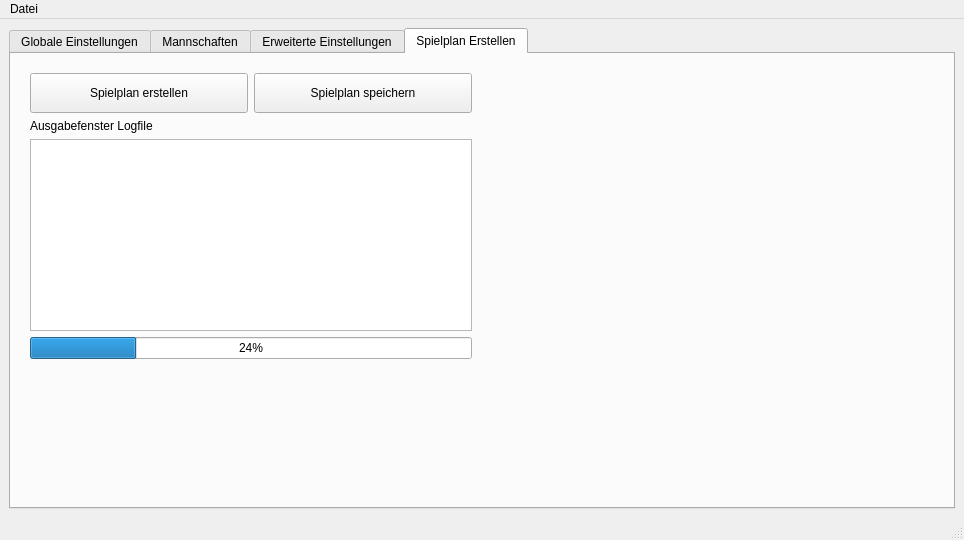
Before: the Qt Designer form main_window.ui in smash14/badminton_matchmaker, drawn with Qt 5.
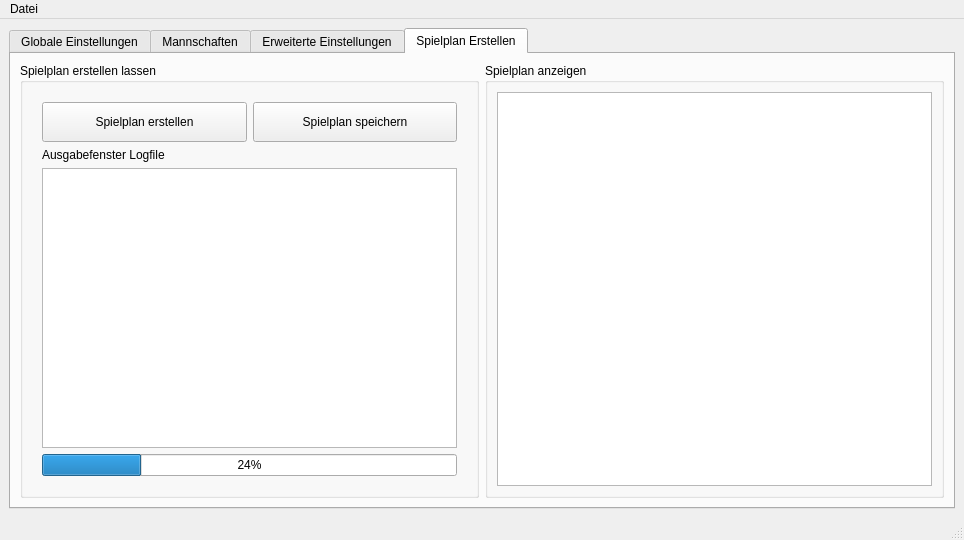
After: the same form once the commit is applied. The open tabs and pages were chosen to show the change.

Commit message: finalize generating and saving match plan

Patch:
```diff
--- a/main_window.ui
+++ b/main_window.ui
@@ -15,19 +15,6 @@
   </property>
   <widget class="QWidget" name="centralwidget">
    <layout class="QGridLayout" name="gridLayout_5">
-    <item row="0" column="1">
-     <spacer name="horizontalSpacer">
-      <property name="orientation">
-       <enum>Qt::Horizontal</enum>
-      </property>
-      <property name="sizeHint" stdset="0">
-       <size>
-        <width>40</width>
-        <height>20</height>
-       </size>
-      </property>
-     </spacer>
-    </item>
     <item row="0" column="0">
      <widget class="QTabWidget" name="tabWidget">
       <property name="currentIndex">
@@ -692,8 +679,14 @@
        <attribute name="title">
         <string>Spielplan Erstellen</string>
        </attribute>
-       <layout class="QGridLayout" name="gridLayout_2">
-        <item row="0" column="0">
+       <layout class="QHBoxLayout" name="horizontalLayout_5">
+        <item>
+         <widget class="QGroupBox" name="groupBox_5">
+          <property name="title">
+           <string>Spielplan erstellen lassen</string>
+          </property>
+          <layout class="QHBoxLayout" name="horizontalLayout_14">
+           <item>
          <layout class="QGridLayout" name="gridLayout">
           <property name="leftMargin">
            <number>10</number>
@@ -769,31 +762,30 @@
           </item>
          </layout>
         </item>
-        <item row="0" column="1">
-         <spacer name="horizontalSpacer_2">
-          <property name="orientation">
-           <enum>Qt::Horizontal</enum>
+          </layout>
+         </widget>
+        </item>
+        <item>
+         <widget class="QGroupBox" name="groupBox_4">
+          <property name="title">
+           <string>Spielplan anzeigen</string>
           </property>
-          <property name="sizeHint" stdset="0">
-           <size>
-            <width>40</width>
-            <height>20</height>
-           </size>
+          <property name="flat">
+           <bool>false</bool>
           </property>
-         </spacer>
-        </item>
-        <item row="1" column="0">
-         <spacer name="verticalSpacer">
-          <property name="orientation">
-           <enum>Qt::Vertical</enum>
-          </property>
-          <property name="sizeHint" stdset="0">
-           <size>
-            <width>20</width>
-            <height>40</height>
-           </size>
-          </property>
-         </spacer>
+          <layout class="QHBoxLayout" name="horizontalLayout_13">
+           <item>
+            <widget class="QTableWidget" name="tableWidget_match_plan">
+             <property name="enabled">
+              <bool>true</bool>
+             </property>
+             <property name="sortingEnabled">
+              <bool>false</bool>
+             </property>
+            </widget>
+           </item>
+          </layout>
+         </widget>
         </item>
        </layout>
       </widget>
```
Left out of the diff: 21 changed lines with no effect on the pictures. Lines whose indentation alone changed are shown as unchanged. The commit also changes 5 other files.
